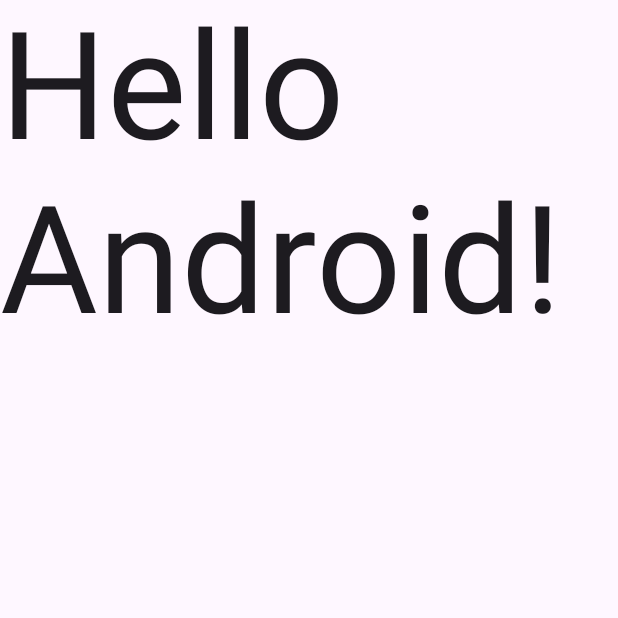
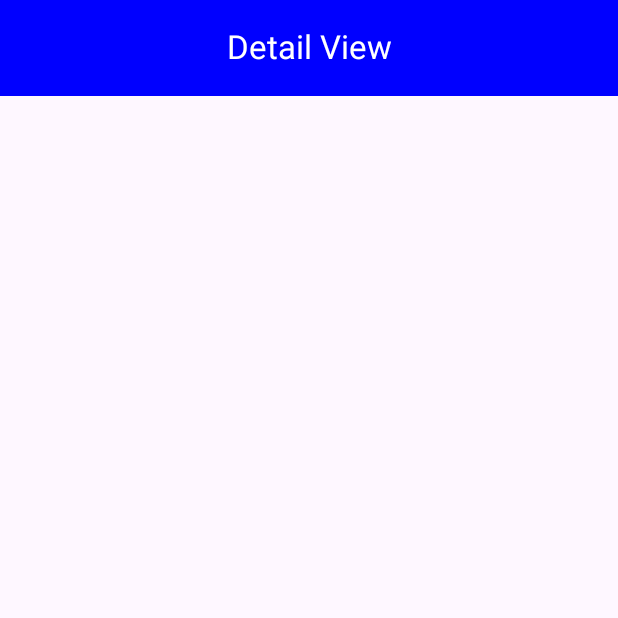
Before and after one commit to NarcisoDMC/MiprimerApp2025, an Android app built with Jetpack Compose: the screen it shows after launch (MainActivity), on a phone screen of 412 x 824 dp, the top half of it. Run offline under Robolectric (Android 15) with nearby library versions, the phone set to English and light mode, and no system bars; missing, so only their content is drawn: Ejemplo1Theme.

Commit message:
Modificaciones para la clase del 24 de febrero del 2025

```diff
--- a/app/src/main/java/com/example/ejemplo1/MainActivity.kt
+++ b/app/src/main/java/com/example/ejemplo1/MainActivity.kt
@@ -13,20 +13,14 @@ import androidx.compose.ui.Modifier
 import androidx.compose.ui.tooling.preview.Preview
 import androidx.compose.ui.unit.sp
 import com.example.ejemplo1.ui.theme.Ejemplo1Theme
+import com.example.ejemplo1.views.DetailView
 
 class MainActivity : ComponentActivity() {
     override fun onCreate(savedInstanceState: Bundle?) {
         super.onCreate(savedInstanceState)
         enableEdgeToEdge()
         setContent {
-            Ejemplo1Theme {
-                Scaffold(modifier = Modifier.fillMaxSize()) { innerPadding ->
-                    Greeting(
-                        name = "Android",
-                        modifier = Modifier.padding(innerPadding)
-                    )
-                }
-            }
+            DetailView()
         }
     }
 }
--- /dev/null
+++ b/app/src/main/java/com/example/ejemplo1/components/BarComponents.kt
@@ -0,0 +1 @@
+package com.example.ejemplo1.components
--- /dev/null
+++ b/app/src/main/java/com/example/ejemplo1/components/BodyComponents.kt
@@ -0,0 +1 @@
+package com.example.ejemplo1.components
--- /dev/null
+++ b/app/src/main/java/com/example/ejemplo1/navigation/NavManager.kt
@@ -0,0 +1 @@
+package com.example.ejemplo1.navigation
--- /dev/null
+++ b/app/src/main/java/com/example/ejemplo1/views/DetailView.kt
@@ -0,0 +1 @@
+package com.example.ejemplo1.views
--- /dev/null
+++ b/app/src/main/java/com/example/ejemplo1/views/HomeView.kt
@@ -0,0 +1,61 @@
+package com.example.ejemplo1.views
+
+import android.annotation.SuppressLint
+import androidx.compose.foundation.layout.Arrangement
+import androidx.compose.foundation.layout.Column
+import androidx.compose.foundation.layout.fillMaxSize
+import androidx.compose.foundation.layout.fillMaxWidth
+import androidx.compose.material3.CenterAlignedTopAppBar
+import androidx.compose.material3.ExperimentalMaterial3Api
+import androidx.compose.material3.Scaffold
+import androidx.compose.material3.Text
+import androidx.compose.material3.TopAppBarDefaults
+import androidx.compose.runtime.Composable
+import androidx.compose.ui.Alignment
+import androidx.compose.ui.Modifier
+import androidx.compose.ui.graphics.Color
+
+@SuppressLint("UnusedMaterial3ScaffoldPaddingParameter")
+@OptIn(ExperimentalMaterial3Api::class)
+@Composable
+fun HomeView(){
+    Scaffold (
+        topBar = {
+            CenterAlignedTopAppBar(
+                title={Text(text = "Home View", color= Color.White)},
+                colors = TopAppBarDefaults.centerAlignedTopAppBarColors(containerColor = Color.Red)
+            )
+        }
+    ){
+        contentView()
+    }
+}
+
+@Composable
+fun contentView(){
+    Column (
+        modifier = Modifier
+            .fillMaxWidth(),
+        verticalArrangement = Arrangement.Center,
+        horizontalAlignment = Alignment.CenterHorizontally
+    ){
+        Text(text="Home")
+
+    }
+}
+
+@SuppressLint("UnusedMaterial3ScaffoldPaddingParameter")
+@OptIn(ExperimentalMaterial3Api::class)
+@Composable
+fun DetailView(){
+    Scaffold (
+        topBar = {
+            CenterAlignedTopAppBar(
+                title={Text(text = "Detail View", color= Color.White)},
+                colors = TopAppBarDefaults.centerAlignedTopAppBarColors(containerColor = Color.Blue)
+            )
+        }
+    ){
+        contentView()
+    }
+}
```
